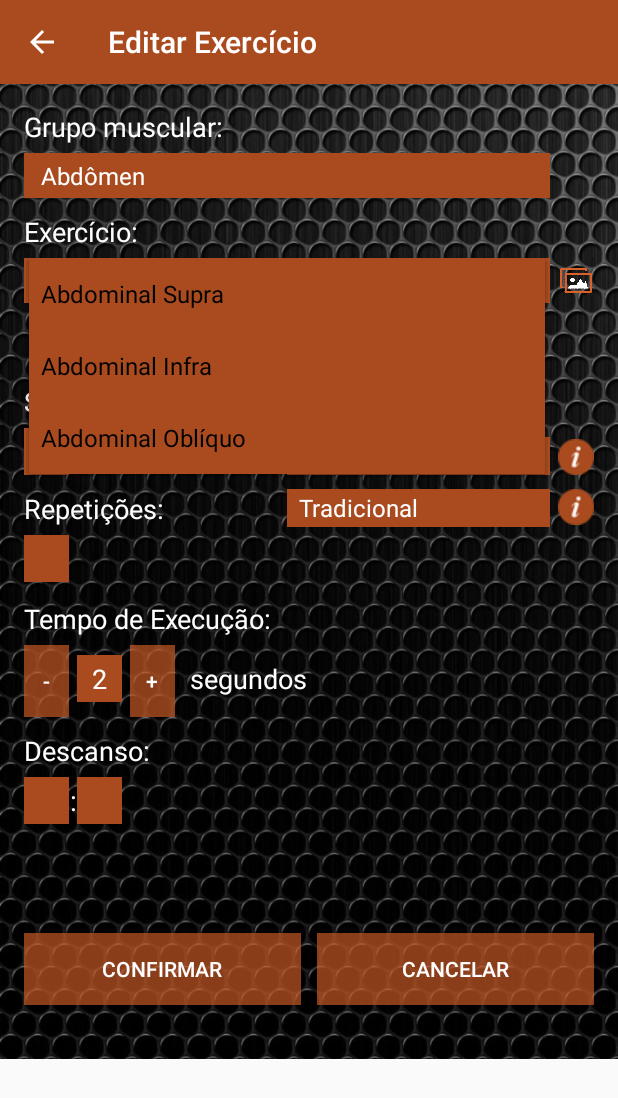
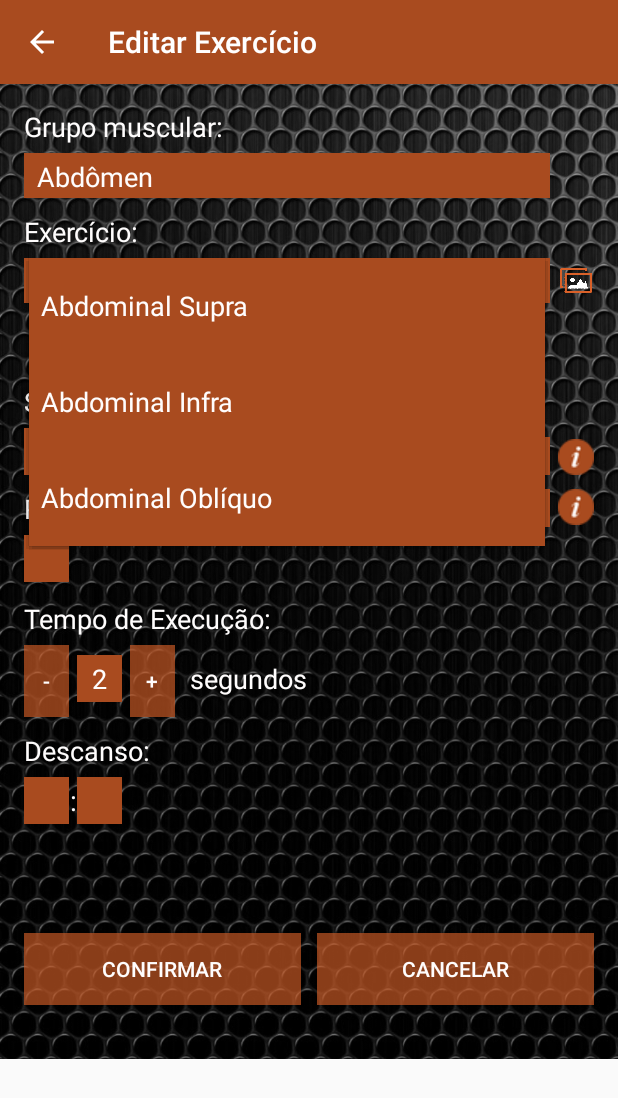
Before and after one commit to danilohere/APPersonalTrainer, an Android app: the EditarExercicioActivity screen opened directly, with no data from a screen before it, after a tap on "Abdominal Supra", on a phone screen of 412 x 824 dp. Shown: the top 1098 px of the screen. Run offline under Robolectric (Android 15) with nearby library versions, the phone set to English and light mode, and no system bars; our stand-ins replace AdMob.

Commit message:
Alguns warnings resolvidos, resolvidos alguns problemas da lista e listas com cor errada

```diff
--- a/app/src/main/java/appersonal/development/com/appersonaltrainer/Activities/DiscoveryBTActivity.java
+++ b/app/src/main/java/appersonal/development/com/appersonaltrainer/Activities/DiscoveryBTActivity.java
@@ -16,6 +16,7 @@ import android.widget.AdapterView;
 import android.widget.ArrayAdapter;
 import android.widget.ListView;
 import android.widget.TextView;
+import android.widget.Toast;
 
 import com.google.android.gms.ads.AdRequest;
 import com.google.android.gms.ads.AdView;
@@ -115,6 +116,7 @@ public class DiscoveryBTActivity extends AppCompatActivity {
             String action = intent.getAction();
             if (BluetoothDevice.ACTION_FOUND.equals(action)) {
                 BluetoothDevice device = intent.getParcelableExtra(BluetoothDevice.EXTRA_DEVICE);
+
                 adapter.add(device.getName());
                 idsDev.add((device.getAddress()));
             }
--- a/app/src/main/java/appersonal/development/com/appersonaltrainer/Activities/EditarExercicioActivity.java
+++ b/app/src/main/java/appersonal/development/com/appersonaltrainer/Activities/EditarExercicioActivity.java
@@ -3,6 +3,8 @@ package appersonal.development.com.appersonaltrainer.Activities;
 import android.content.Context;
 import android.database.Cursor;
 import android.database.sqlite.SQLiteDatabase;
+import android.graphics.Color;
+import android.graphics.PorterDuff;
 import android.os.Handler;
 import android.support.v7.app.AppCompatActivity;
 import android.os.Bundle;
@@ -340,85 +342,42 @@ public class EditarExercicioActivity extends AppCompatActivity {
             e.printStackTrace();
         }
 
-        ArrayAdapter<String> adaptador = new ArrayAdapter<String>(
-                getApplicationContext(),
-                android.R.layout.simple_spinner_dropdown_item,
-                musculos
-        );
-        spnMusculo.setAdapter(adaptador);
-
-        ArrayAdapter<String> adaptadorUni = new ArrayAdapter<String>(
-                getApplicationContext(),
-                android.R.layout.simple_spinner_dropdown_item,
-                unilateral
-        );
-        spnUnilateral.setAdapter(adaptadorUni);
+        ArrayAdapter<String> adapter = new ArrayAdapter<>(this, R.layout.spinner_item, musculos);
+        adapter.setDropDownViewResource(R.layout.spinner_dropdown_item);
+        spnMusculo.setAdapter(adapter);
+
+        ArrayAdapter<String> adapterUni = new ArrayAdapter<>(this, R.layout.spinner_item, unilateral);
+        adapterUni.setDropDownViewResource(R.layout.spinner_dropdown_item);
+        spnUnilateral.setAdapter(adapterUni);
 
         spnMusculo.setOnItemSelectedListener(new AdapterView.OnItemSelectedListener() {
             @Override
             public void onItemSelected(AdapterView<?> parent, View view, int position, long id) {
                 spnMusculo.setOnItemSelectedListener(this);
-                ArrayAdapter<String> adaptadorExer;
                 int codPos = position;
                 switch (codPos) {
                     case 0:
-                        adaptadorExer = new ArrayAdapter<String>(
-                                getApplicationContext(),
-                                android.R.layout.simple_spinner_dropdown_item,
-                                abdomen
-                        );
-                        spnExercicio.setAdapter(adaptadorExer);
+                        adapter(abdomen);
                         break;
                     case 1:
-                        adaptadorExer = new ArrayAdapter<String>(
-                                getApplicationContext(),
-                                android.R.layout.simple_spinner_dropdown_item,
-                                biceps
-                        );
-                        spnExercicio.setAdapter(adaptadorExer);
+                        adapter(biceps);
                         break;
                     case 2:
-                        adaptadorExer = new ArrayAdapter<String>(
-                                getApplicationContext(),
-                                android.R.layout.simple_spinner_dropdown_item,
-                                costas
-                        );
-                        spnExercicio.setAdapter(adaptadorExer);
+                        adapter(costas);
                         break;
                     case 3:
-                        adaptadorExer = new ArrayAdapter<String>(
-                                getApplicationContext(),
-                                android.R.layout.simple_spinner_dropdown_item,
-                                peito
-                        );
-                        spnExercicio.setAdapter(adaptadorExer);
+                        adapter(peito);
                         break;
                     case 4:
-                        adaptadorExer = new ArrayAdapter<String>(
-                                getApplicationContext(),
-                                android.R.layout.simple_spinner_dropdown_item,
-                                pernas
-                        );
-                        spnExercicio.setAdapter(adaptadorExer);
+                        adapter(pernas);
                         break;
                     case 5:
-                        adaptadorExer = new ArrayAdapter<String>(
-                                getApplicationContext(),
-                                android.R.layout.simple_spinner_dropdown_item,
-                                ombro
-                        );
-                        spnExercicio.setAdapter(adaptadorExer);
+                        adapter(ombro);
                         break;
                     case 6:
-                        adaptadorExer = new ArrayAdapter<String>(
-                                getApplicationContext(),
-                                android.R.layout.simple_spinner_dropdown_item,
-                                triceps
-                        );
-                        spnExercicio.setAdapter(adaptadorExer);
-                        break;
-                }
-
+                        adapter(triceps);
+                        break;
+                }
             }
 
             @Override
@@ -427,12 +386,9 @@ public class EditarExercicioActivity extends AppCompatActivity {
             }
         });
 
-        ArrayAdapter<String> adaptadorRep = new ArrayAdapter<String>(
-                getApplicationContext(),
-                android.R.layout.simple_spinner_dropdown_item,
-                tipoRep
-        );
-        spnTipoRep.setAdapter(adaptadorRep);
+        ArrayAdapter<String> adapterRep = new ArrayAdapter<>(this, R.layout.spinner_item, tipoRep);
+        adapterRep.setDropDownViewResource(R.layout.spinner_dropdown_item);
+        spnTipoRep.setAdapter(adapterRep);
 
         edtSeries.addTextChangedListener(new TextWatcher() {
             @Override
@@ -1802,4 +1758,12 @@ public class EditarExercicioActivity extends AppCompatActivity {
             e.printStackTrace();
         }
     }
+
+    void adapter(String[] musculo){
+        ArrayAdapter<String> adapterExer = new ArrayAdapter<>(this, R.layout.spinner_item, musculo);
+        adapterExer.setDropDownViewResource(R.layout.spinner_dropdown_item);
+        spnExercicio.setAdapter(adapterExer);
+    }
+
+
 }
--- a/app/src/main/java/appersonal/development/com/appersonaltrainer/Activities/MainActivity.java
+++ b/app/src/main/java/appersonal/development/com/appersonaltrainer/Activities/MainActivity.java
@@ -76,13 +76,12 @@ public class MainActivity extends AppCompatActivity {
         imgYoutube = (ImageView) findViewById(R.id.imgYoutube);
         imgFacebook = (ImageView) findViewById(R.id.imgFacebook);
 
-
-        LikeView likeView = (LikeView) findViewById(R.id.likeView);
+        LikeView likeView = findViewById(R.id.likeView);
         likeView.setLikeViewStyle(LikeView.Style.STANDARD);
         likeView.setAuxiliaryViewPosition(LikeView.AuxiliaryViewPosition.INLINE);
         likeView.setObjectIdAndType(
                 "http://www.facebook.com/appersonaltrainer1",
-                LikeView.ObjectType.PAGE);
+                LikeView.ObjectType.OPEN_GRAPH);
 
         imgFacebook.setOnClickListener(new View.OnClickListener() {
             @Override
--- a/app/src/main/res/layout/activity_editar_exercicio.xml
+++ b/app/src/main/res/layout/activity_editar_exercicio.xml
@@ -347,8 +347,8 @@
                 android:layout_width="wrap_content"
                 android:layout_height="wrap_content"
                 android:layout_below="@+id/textView7"
-                android:layout_marginLeft="40dp"
-                android:layout_marginTop="12dp"
+                android:layout_marginLeft="36dp"
+                android:layout_marginTop="8dp"
                 android:text="Rep"
                 android:textColor="@color/color_texto"
                 android:textSize="@dimen/texto_campos"
@@ -360,7 +360,7 @@
                 android:layout_height="wrap_content"
                 android:layout_below="@+id/textView7"
                 android:layout_marginLeft="180dp"
-                android:layout_marginTop="12dp"
+                android:layout_marginTop="8dp"
                 android:text="Series Drop"
                 android:textColor="@color/color_texto"
                 android:textSize="@dimen/texto_campos"
--- /dev/null
+++ b/app/src/main/res/layout/spinner_dropdown_item.xml
@@ -0,0 +1,11 @@
+<?xml version="1.0" encoding="utf-8"?>
+<CheckedTextView xmlns:android="http://schemas.android.com/apk/res/android"
+    android:id="@android:id/text1"
+    style="?android:attr/spinnerDropDownItemStyle"
+    android:layout_width="match_parent"
+    android:layout_height="?android:attr/listPreferredItemHeight"
+    android:background="@color/background_list"
+    android:ellipsize="marquee"
+    android:singleLine="true"
+    android:textColor="@color/color_texto"
+    android:textSize="@dimen/texto_campos" />
--- /dev/null
+++ b/app/src/main/res/layout/spinner_item.xml
@@ -0,0 +1,9 @@
+<TextView xmlns:android="http://schemas.android.com/apk/res/android"
+    android:id="@+id/textView"
+    android:layout_width="match_parent"
+    android:layout_height="wrap_content"
+    android:background="@color/background_list"
+    android:paddingStart="5dp"
+    android:paddingEnd="0dp"
+    android:textColor="@color/color_texto"
+    android:textSize="@dimen/texto_campos" />
```
Also changed, not shown: app/src/main/java/appersonal/development/com/appersonaltrainer/Activities/EditarAerobicoActivity.java (+3 -6 lines), app/src/main/java/appersonal/development/com/appersonaltrainer/Activities/EditarTreinoActivity.java (+98 -112 lines), app/src/main/java/appersonal/development/com/appersonaltrainer/Activities/MeusTreinosActivity.java (+102 -45 lines), app/src/main/res/layout/activity_exercicio.xml (+46 -45 lines).
